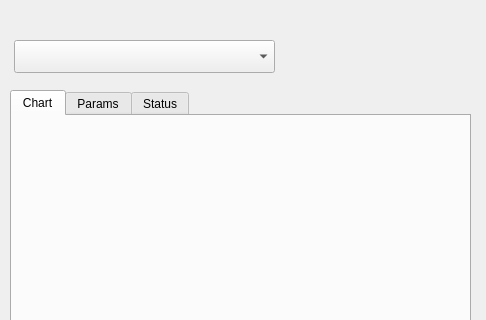
Above: profiles/profiledialog.ui from cuby-tec/qt_thermo before the change; both pictures show x 0 to 486 and y 0 to 320 of the 486 by 543 pixel window. Below: the same form after it.
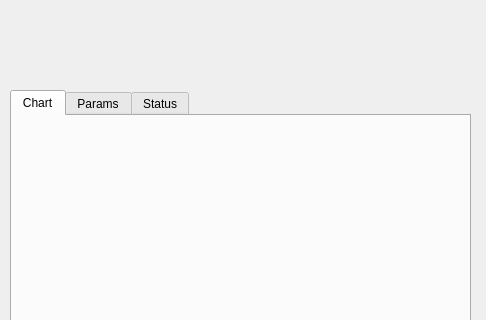
That is the form after the change. The open tabs and pages were chosen to show the change. Custom widgets are drawn as their Qt base class.

Commit message: #9 combox Profiles Load v2  combox Profiles loading in ProfileDialog.

Diff of the .ui file:
```diff
--- a/profiles/profiledialog.ui
+++ b/profiles/profiledialog.ui
@@ -230,16 +230,6 @@
     <string>TextLabel</string>
    </property>
   </widget>
-  <widget class="QComboBox" name="profileComboBox_2">
-   <property name="geometry">
-    <rect>
-     <x>14</x>
-     <y>40</y>
-     <width>261</width>
-     <height>33</height>
-    </rect>
-   </property>
-  </widget>
  </widget>
  <customwidgets>
   <customwidget>
```
Left out of the diff: 2 changed lines with no effect on the pictures. The commit also changes 3 other files.
